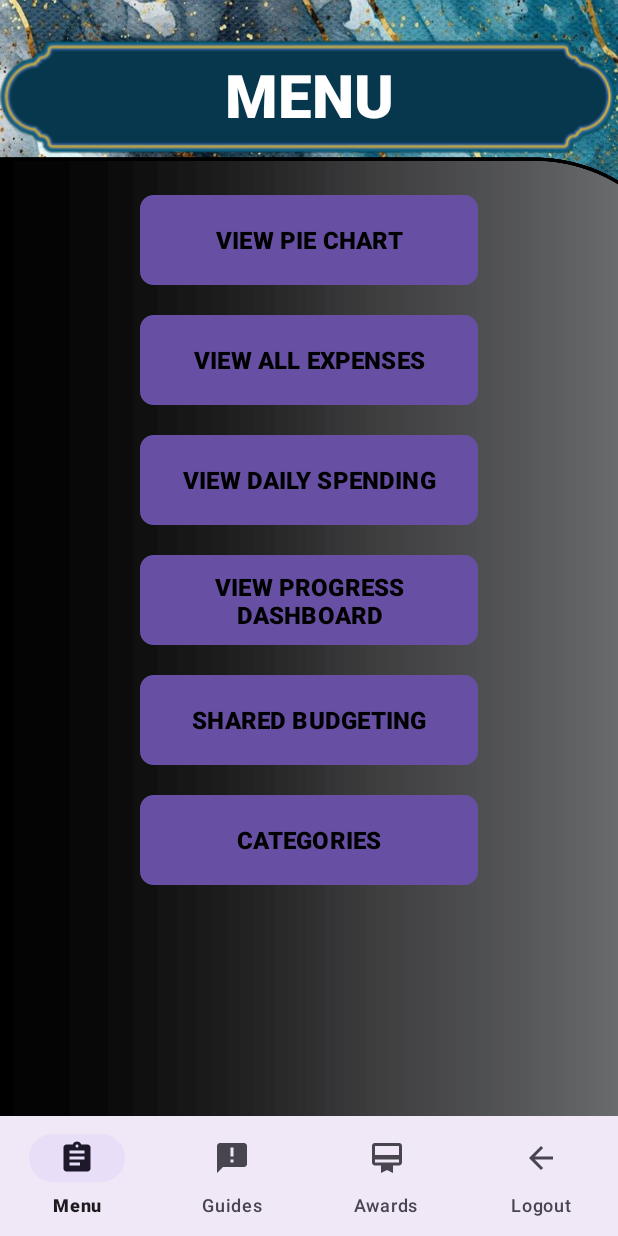
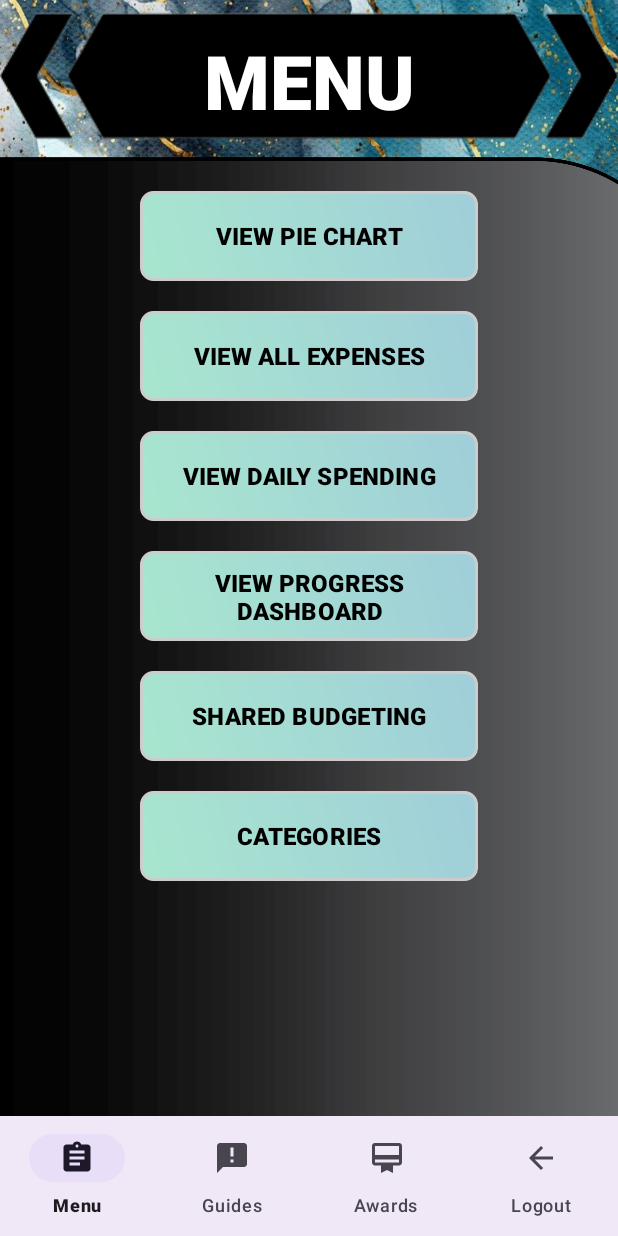
Before and after one commit to ST10260507/BudgetBeatersPOE, an Android app: the MenuActivity screen opened directly, with no data from a screen before it, on a phone screen of 412 x 824 dp. Run offline under Robolectric (Android 15) with nearby library versions, the phone set to English and light mode, and no system bars; our stand-ins replace Firebase (no records; nobody signed in at launch, a user with empty details on screens opened directly).

Commit message:
finished Banners and changed the colour of the buttons.

```diff
--- a/app/src/main/res/layout/activity_login.xml
+++ b/app/src/main/res/layout/activity_login.xml
@@ -18,7 +18,9 @@
         app:layout_constraintHorizontal_bias="1.0"
         app:layout_constraintStart_toStartOf="parent"
         app:layout_constraintTop_toTopOf="parent"
-        app:srcCompat="@drawable/islamic_label" />
+        app:srcCompat="@drawable/title_banner" />
+
+
 
     <!-- LOGIN title text -->
     <TextView
--- a/app/src/main/res/layout/activity_menu.xml
+++ b/app/src/main/res/layout/activity_menu.xml
@@ -12,13 +12,14 @@
     <ImageView
         android:id="@+id/imageView"
         android:layout_width="wrap_content"
-        android:layout_height="130dp"
+        android:layout_height="100dp"
         android:layout_marginTop="0dp"
         app:layout_constraintEnd_toEndOf="parent"
         app:layout_constraintHorizontal_bias="1.0"
         app:layout_constraintStart_toStartOf="parent"
         app:layout_constraintTop_toTopOf="parent"
-        app:srcCompat="@drawable/islamic_label"/>
+        app:srcCompat="@drawable/title_banner" />
+
 
     <!-- Background curved decorative image to enhance UI -->
     <ImageView
@@ -42,14 +43,14 @@
         android:layout_height="wrap_content"
         android:text="MENU"
         android:textColor="@android:color/white"
-        android:textSize="40sp"
+        android:textSize="50sp"
         android:textStyle="bold"
         android:fontFamily="sans-serif-medium"
         android:gravity="center"
         app:layout_constraintTop_toTopOf="parent"
         app:layout_constraintStart_toStartOf="parent"
         app:layout_constraintEnd_toEndOf="parent"
-        android:layout_marginTop="36dp" />
+        android:layout_marginTop="20dp" />
 
     <!-- Button to navigate to Pie Chart screen -->
     <Button
--- a/app/src/main/res/layout/activity_pie_chart.xml
+++ b/app/src/main/res/layout/activity_pie_chart.xml
@@ -17,7 +17,8 @@
         app:layout_constraintHorizontal_bias="1.0"
         app:layout_constraintStart_toStartOf="parent"
         app:layout_constraintTop_toTopOf="parent"
-        app:srcCompat="@drawable/islamic_label" />
+        app:srcCompat="@drawable/title_banner" />
+
 
     <!-- Title Text for the Pie Chart screen -->
     <TextView
--- a/app/src/main/res/layout/activity_progress_dashboard.xml
+++ b/app/src/main/res/layout/activity_progress_dashboard.xml
@@ -19,7 +19,8 @@
         app:layout_constraintHorizontal_bias="1.0"
         app:layout_constraintStart_toStartOf="parent"
         app:layout_constraintTop_toTopOf="parent"
-        app:srcCompat="@drawable/islamic_label"/>
+        app:srcCompat="@drawable/title_banner" />
+
 
     <TextView
         android:id="@+id/ProgressDashboardtxt"
@@ -30,7 +31,7 @@
         android:gravity="center"
         android:text="VIEW PROGRESS DASHBOARD"
         android:textColor="@android:color/white"
-        android:textSize="26sp"
+        android:textSize="21sp"
         android:textStyle="bold"
         app:layout_constraintEnd_toEndOf="parent"
         app:layout_constraintHorizontal_bias="0.496"
--- a/app/src/main/res/layout/activity_register.xml
+++ b/app/src/main/res/layout/activity_register.xml
@@ -18,7 +18,8 @@
         app:layout_constraintHorizontal_bias="1.0"
         app:layout_constraintStart_toStartOf="parent"
         app:layout_constraintTop_toTopOf="parent"
-        app:srcCompat="@drawable/islamic_label" />
+        app:srcCompat="@drawable/title_banner" />
+
 
     <!-- Main header text for registration -->
     <TextView
@@ -28,7 +29,7 @@
         android:layout_marginTop="36dp"
         android:text="REGISTER"
         android:textColor="@android:color/white"
-        android:textSize="35sp"
+        android:textSize="40sp"
         android:textStyle="bold"
         android:fontFamily="sans-serif-medium"
         android:gravity="center"
--- a/app/src/main/res/layout/activity_remove_category.xml
+++ b/app/src/main/res/layout/activity_remove_category.xml
@@ -23,7 +23,8 @@
             app:layout_constraintHorizontal_bias="1.0"
             app:layout_constraintStart_toStartOf="parent"
             app:layout_constraintTop_toTopOf="parent"
-            app:srcCompat="@drawable/islamic_label" />
+            app:srcCompat="@drawable/title_banner" />
+
 
         <!-- Main title for the activity, prominently displays "REMOVE A CATEGORY" -->
         <TextView
@@ -35,7 +36,7 @@
             android:gravity="center"
             android:text="REMOVE A CATEGORY"
             android:textColor="@android:color/white"
-            android:textSize="32sp"
+            android:textSize="29sp"
             android:textStyle="bold"
             app:layout_constraintEnd_toEndOf="parent"
             app:layout_constraintStart_toStartOf="parent"
--- a/app/src/main/res/layout/activity_remove_expense.xml
+++ b/app/src/main/res/layout/activity_remove_expense.xml
@@ -18,7 +18,7 @@
         app:layout_constraintHorizontal_bias="1.0"
         app:layout_constraintStart_toStartOf="parent"
         app:layout_constraintTop_toTopOf="parent"
-        app:srcCompat="@drawable/islamic_label" />
+        app:srcCompat="@drawable/title_banner" />
 
     <!-- Title text for the Remove Expenses screen -->
     <TextView
@@ -30,7 +30,7 @@
         android:gravity="center"
         android:text="REMOVE EXPENSES"
         android:textColor="@android:color/white"
-        android:textSize="35sp"
+        android:textSize="30sp"
         android:textStyle="bold"
         app:layout_constraintEnd_toEndOf="parent"
         app:layout_constraintHorizontal_bias="0.495"
--- a/app/src/main/res/layout/activity_shared_budgeting.xml
+++ b/app/src/main/res/layout/activity_shared_budgeting.xml
@@ -18,7 +18,8 @@
         app:layout_constraintHorizontal_bias="1.0"
         app:layout_constraintStart_toStartOf="parent"
         app:layout_constraintTop_toTopOf="parent"
-        app:srcCompat="@drawable/islamic_label" />
+        app:srcCompat="@drawable/title_banner" />
+
 
     <!-- Main title for the Shared Budgeting screen -->
     <TextView
@@ -30,7 +31,7 @@
         android:gravity="center"
         android:text="SHARED BUDGETING"
         android:textColor="@android:color/white"
-        android:textSize="35sp"
+        android:textSize="30sp"
         android:textStyle="bold"
         app:layout_constraintEnd_toEndOf="parent"
         app:layout_constraintStart_toStartOf="parent"
--- a/app/src/main/res/layout/activity_view_all_expenses.xml
+++ b/app/src/main/res/layout/activity_view_all_expenses.xml
@@ -18,7 +18,8 @@
         app:layout_constraintHorizontal_bias="1.0"
         app:layout_constraintStart_toStartOf="parent"
         app:layout_constraintTop_toTopOf="parent"
-        app:srcCompat="@drawable/islamic_label" />
+        app:srcCompat="@drawable/title_banner" />
+
 
     <!-- Title text for the activity -->
     <TextView
@@ -30,7 +31,7 @@
         android:gravity="center"
         android:text="VIEW ALL EXPENSES"
         android:textColor="@android:color/white"
-        android:textSize="35sp"
+        android:textSize="30sp"
         android:textStyle="bold"
         app:layout_constraintEnd_toEndOf="parent"
         app:layout_constraintStart_toStartOf="parent"
--- a/app/src/main/res/layout/activity_view_expenses.xml
+++ b/app/src/main/res/layout/activity_view_expenses.xml
@@ -18,7 +18,8 @@
         app:layout_constraintHorizontal_bias="1.0"
         app:layout_constraintStart_toStartOf="parent"
         app:layout_constraintTop_toTopOf="parent"
-        app:srcCompat="@drawable/islamic_label" />
+        app:srcCompat="@drawable/title_banner" />
+
 
     <!-- TextView for the title "VIEW EXPENSES" -->
     <TextView
@@ -30,7 +31,7 @@
         android:gravity="center"
         android:text="VIEW EXPENSES"
         android:textColor="@android:color/white"
-        android:textSize="40sp"
+        android:textSize="38sp"
         android:textStyle="bold"
         app:layout_constraintEnd_toEndOf="parent"
         app:layout_constraintHorizontal_bias="0.434"
--- a/app/src/main/res/values/themes.xml
+++ b/app/src/main/res/values/themes.xml
@@ -1,9 +1,16 @@
 <resources xmlns:tools="http://schemas.android.com/tools">
     <!-- Base application theme. -->
     <style name="Base.Theme.BudgetBeatersPOE" parent="Theme.Material3.DayNight.NoActionBar">
-        <!-- Customize your light theme here. -->
-        <!-- <item name="colorPrimary">@color/my_light_primary</item> -->
+        <!-- Fix for Material 3 overriding button background -->
+        <item name="materialButtonStyle">@style/MyButton</item>
     </style>
 
     <style name="Theme.BudgetBeatersPOE" parent="Base.Theme.BudgetBeatersPOE" />
+
+    <!-- Custom button style to disable purple background -->
+    <style name="MyButton" parent="Widget.Material3.Button">
+        <item name="backgroundTint">@null</item>
+        <item name="android:backgroundTint">@null</item>
+        <item name="android:background">@null</item>
+    </style>
 </resources>
```
Also changed, not shown: app/src/main/res/layout/activity_view_all_spending.xml (+4 -3 lines).
